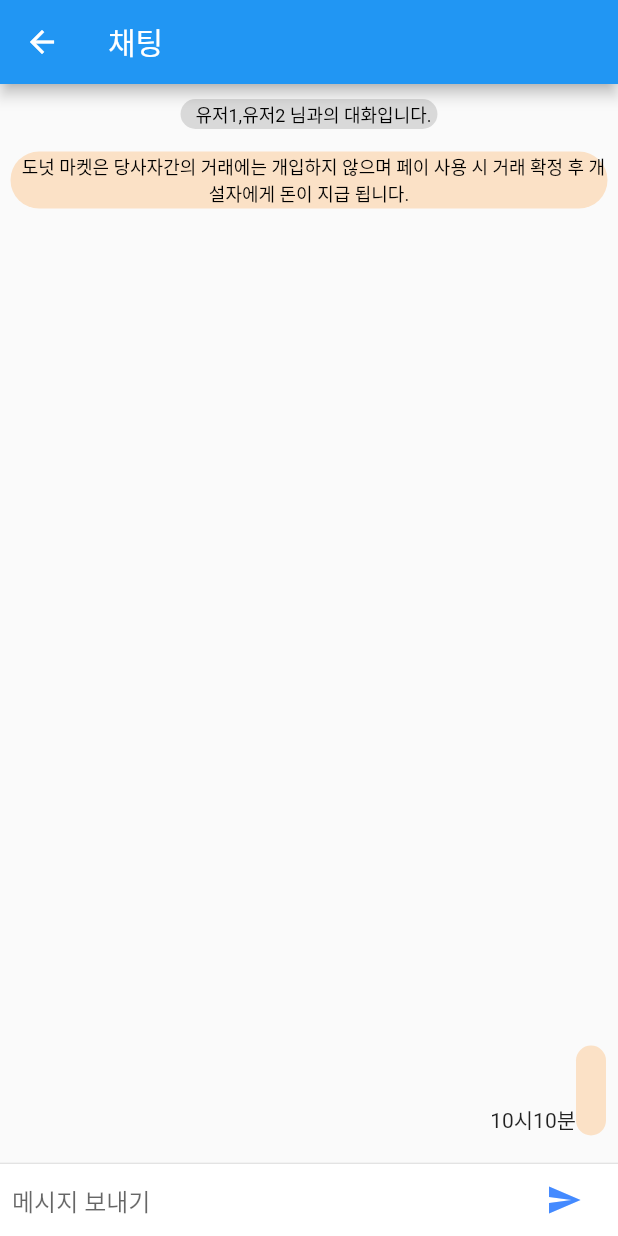
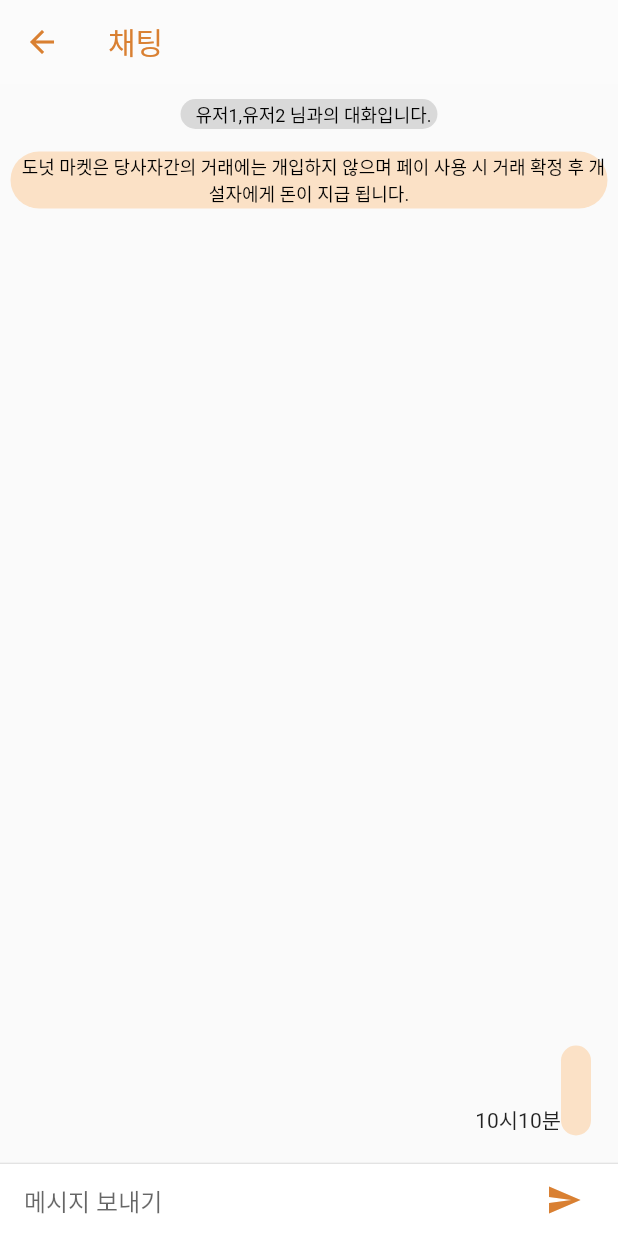
Before and after one commit to S-Sojung/group-buying-frontend, a Flutter app: the ChatRoomPage screen opened directly, after a tap on the "send" icon, on a phone screen of 412 x 824 dp. Run offline on Flutter 3.47's test engine with Material 2 defaults, Android fonts, the phone set to English and light mode, and no system bars; our stand-ins replace dio, flutter_riverpod, flutter_secure_storage, flutter_svg, geocoding, geolocator and 6 more; missing offline and left inert: dart:ffi; accounts and stored records are empty; Roboto replaces fonts that are missing (HallymGothic).

Commit message:
Style: 채팅 스타일 수정

```diff
--- a/lib/views/pages/chat/room_page/chat_room_page.dart
+++ b/lib/views/pages/chat/room_page/chat_room_page.dart
@@ -1,3 +1,4 @@
+import 'package:donut/core/constants/theme.dart';
 import 'package:donut/model/user/user.dart';
 import 'package:donut/views/components/donut_round_tag.dart';
 import 'package:donut/views/pages/chat/room_page/components/donut_chat.dart';
@@ -22,23 +23,14 @@ class _ChatRoomPageState extends State<ChatRoomPage> {
     });
   }
 
-  Widget _buildChatList() {
-    return Flexible(
-      child: ListView.builder(
-        padding: EdgeInsets.all(8.0),
-        reverse: true,
-        itemCount: _messages.length,
-        itemBuilder: (BuildContext context, int index) {
-          // 유저가 현재 로그인한 내정보인지
-          return DonutChat(message:_messages[index], user: users[0]);
-        },
-      ),
-    );
-  }
+
   @override
   Widget build(BuildContext context) {
     return Scaffold(
       appBar: AppBar(
+        elevation: 0,
+        backgroundColor: Colors.white10,
+        foregroundColor: donutColorBasic,
         title: Text("채팅"),
       ),
       body: Container(
@@ -52,7 +44,7 @@ class _ChatRoomPageState extends State<ChatRoomPage> {
               padding: const EdgeInsets.all(5),
               child: DonutRoundTag("도넛 마켓은 당사자간의 거래에는 개입하지 않으며 페이 사용 시 거래 확정 후 개설자에게 돈이 지급 됩니다.",code: "1"),
             ),
-            _buildChatList(),//내 채팅인지? 아니면 다른 유저 채팅인지 구분
+            _buildChatList(),
             Divider(
               height: 1.0,
             ),
@@ -63,6 +55,20 @@ class _ChatRoomPageState extends State<ChatRoomPage> {
             ),
           ],
         ),
+      ),
+    );
+  }
+
+  Widget _buildChatList() {
+    return Flexible(
+      child: ListView.builder(
+        padding: EdgeInsets.all(8.0),
+        reverse: true,
+        itemCount: _messages.length,
+        itemBuilder: (BuildContext context, int index) {
+          // 유저가 현재 로그인한 내정보인지
+          return DonutChat(message:_messages[index], user: users[0]);
+        },
       ),
     );
   }
@@ -83,14 +89,14 @@ class _ChatRoomPageState extends State<ChatRoomPage> {
                 },
                 controller: _textEditingController,
                 decoration: InputDecoration.collapsed(
-                  hintText: "메시지 보내기",
+                  hintText: "  메시지 보내기",
                 ),
               ),
             ),
             Container(
               margin: EdgeInsets.symmetric(horizontal: 4.0),
               child: IconButton(
-                icon: Icon(Icons.send,color: Colors.blueAccent),
+                icon: Icon(Icons.send,color: donutColorBasic),
                 onPressed: () =>
                     _handleSubmitted(_textEditingController.text),
               ),
--- a/lib/views/pages/chat/room_page/components/donut_chat.dart
+++ b/lib/views/pages/chat/room_page/components/donut_chat.dart
@@ -41,10 +41,7 @@ class donutUserChat extends StatelessWidget {
               child: Text("${user.profile}",style: caption1(),),
             ),
             Text("${user.name}",
-              style: TextStyle(
-                fontWeight: FontWeight.bold,
-                color: Colors.black54,
-              ),
+              style: bodyText(),
             ),
           ],
         ),
@@ -61,10 +58,10 @@ class donutUserChat extends StatelessWidget {
           ),
           child: Text(
             message,
-            style: TextStyle(fontSize: 16.0),
+            style: bodyText(),
           ),
         ),
-        Text("10시10분"),
+        const Text("10시10분"),
       ],
     );
   }
@@ -97,10 +94,10 @@ class donutMyChat extends StatelessWidget {
           ),
           child: Text(
             message,
-            style: TextStyle(fontSize: 16.0),
+            style: bodyText(),
           ),
         ),
-
+        const SizedBox(width: 10,)
       ],
     );
   }
```
